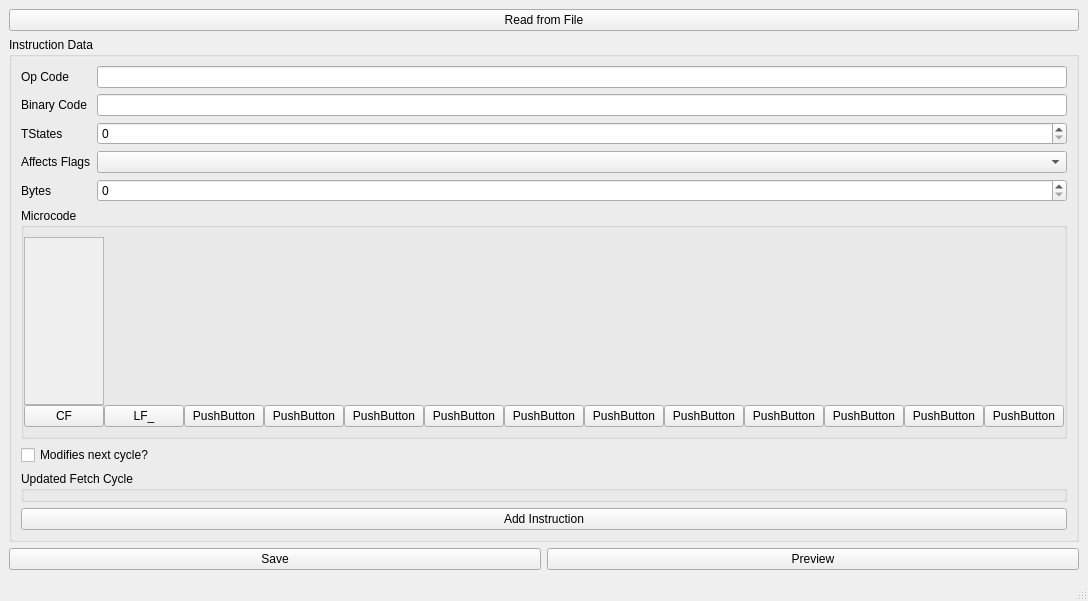
Qt form mainwindow.ui (BryceCallender/SAPMicrocodeGenerator) before a commit.
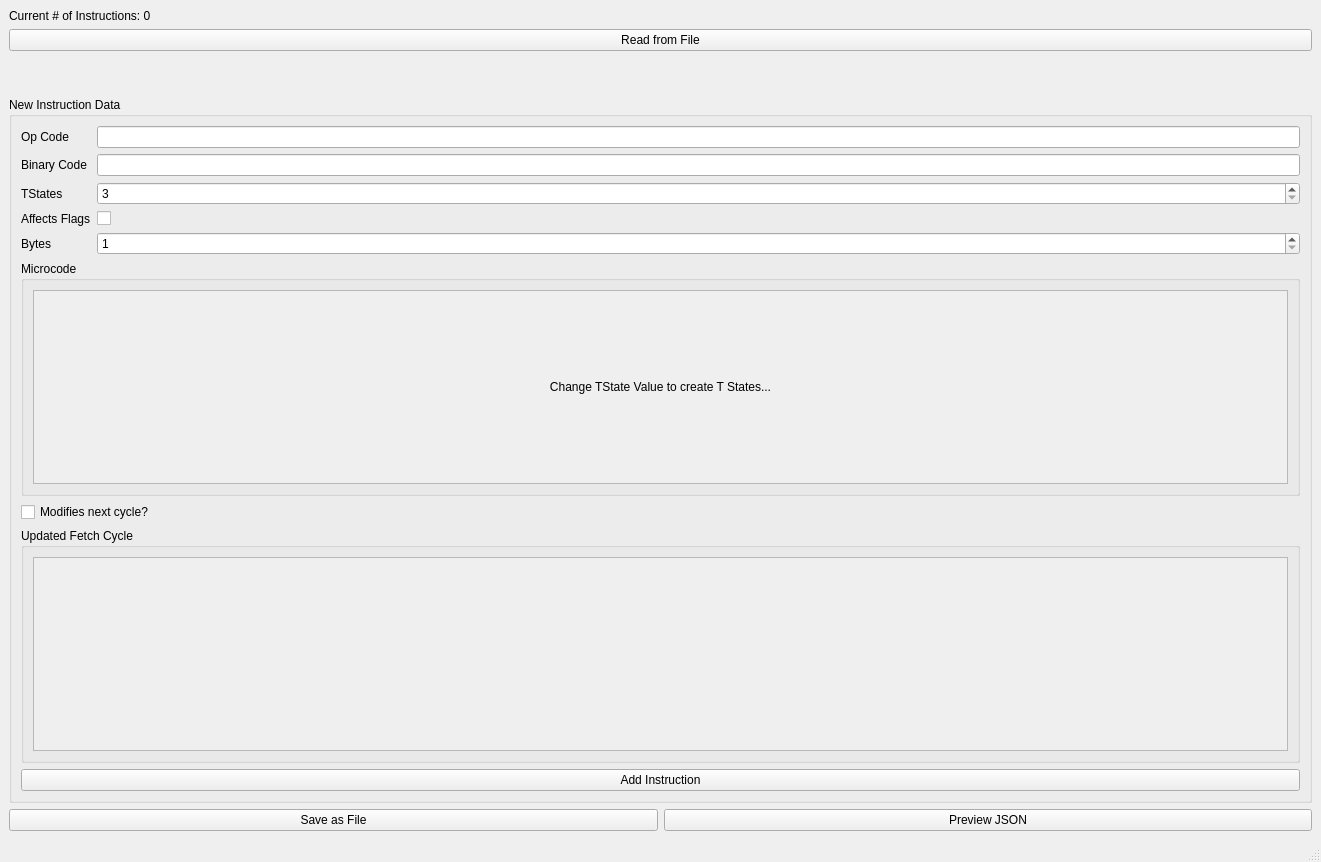
The same form after that commit.

Commit message: Working T State selector and JSON preview wip

```diff
--- a/mainwindow.ui
+++ b/mainwindow.ui
@@ -6,26 +6,63 @@
    <rect>
     <x>0</x>
     <y>0</y>
-    <width>874</width>
-    <height>601</height>
+    <width>1321</width>
+    <height>862</height>
    </rect>
   </property>
   <property name="windowTitle">
    <string>MainWindow</string>
   </property>
   <widget class="QWidget" name="centralwidget">
-   <layout class="QVBoxLayout" name="verticalLayout">
-    <item>
+   <layout class="QGridLayout" name="gridLayout_2">
+    <item row="2" column="0">
+     <spacer name="verticalSpacer">
+      <property name="orientation">
+       <enum>Qt::Vertical</enum>
+      </property>
+      <property name="sizeType">
+       <enum>QSizePolicy::Fixed</enum>
+      </property>
+      <property name="sizeHint" stdset="0">
+       <size>
+        <width>20</width>
+        <height>40</height>
+       </size>
+      </property>
+     </spacer>
+    </item>
+    <item row="4" column="0">
+     <layout class="QHBoxLayout" name="horizontalLayout">
+      <property name="sizeConstraint">
+       <enum>QLayout::SetDefaultConstraint</enum>
+      </property>
+      <item>
+       <widget class="QPushButton" name="save">
+        <property name="text">
+         <string>Save as File</string>
+        </property>
+       </widget>
+      </item>
+      <item>
+       <widget class="QPushButton" name="preview">
+        <property name="text">
+         <string>Preview JSON</string>
+        </property>
+       </widget>
+      </item>
+     </layout>
+    </item>
+    <item row="1" column="0">
      <widget class="QPushButton" name="pushButton_3">
       <property name="text">
        <string>Read from File</string>
       </property>
      </widget>
     </item>
-    <item>
+    <item row="3" column="0">
      <widget class="QGroupBox" name="groupBox">
       <property name="title">
-       <string>Instruction Data</string>
+       <string>New Instruction Data</string>
       </property>
       <property name="flat">
        <bool>false</bool>
@@ -36,6 +73,42 @@
          <property name="sizeConstraint">
           <enum>QLayout::SetMinimumSize</enum>
          </property>
+         <item row="2" column="2">
+          <widget class="QSpinBox" name="tStates">
+           <property name="minimum">
+            <number>3</number>
+           </property>
+           <property name="maximum">
+            <number>20</number>
+           </property>
+           <property name="value">
+            <number>3</number>
+           </property>
+           <property name="displayIntegerBase">
+            <number>10</number>
+           </property>
+          </widget>
+         </item>
+         <item row="4" column="0">
+          <widget class="QLabel" name="label_5">
+           <property name="text">
+            <string>Bytes</string>
+           </property>
+          </widget>
+         </item>
+         <item row="4" column="2">
+          <widget class="QSpinBox" name="byteCount">
+           <property name="suffix">
+            <string/>
+           </property>
+           <property name="minimum">
+            <number>1</number>
+           </property>
+           <property name="maximum">
+            <number>20</number>
+           </property>
+          </widget>
+         </item>
          <item row="0" column="0">
           <widget class="QLabel" name="label">
            <property name="text">
@@ -43,19 +116,9 @@
            </property>
           </widget>
          </item>
-         <item row="0" column="1">
+         <item row="0" column="2">
           <widget class="QLineEdit" name="opCode"/>
          </item>
-         <item row="1" column="0">
-          <widget class="QLabel" name="label_2">
-           <property name="text">
-            <string>Binary Code</string>
-           </property>
-          </widget>
-         </item>
-         <item row="1" column="1">
-          <widget class="QLineEdit" name="binaryCode"/>
-         </item>
          <item row="2" column="0">
           <widget class="QLabel" name="label_3">
            <property name="text">
@@ -63,13 +126,6 @@
            </property>
           </widget>
          </item>
-         <item row="2" column="1">
-          <widget class="QSpinBox" name="tStates">
-           <property name="maximum">
-            <number>20</number>
-           </property>
-          </widget>
-         </item>
          <item row="3" column="0">
           <widget class="QLabel" name="label_4">
            <property name="text">
@@ -77,24 +133,21 @@
            </property>
           </widget>
          </item>
-         <item row="3" column="1">
-          <widget class="QComboBox" name="comboBox"/>
-         </item>
-         <item row="4" column="0">
-          <widget class="QLabel" name="label_5">
+         <item row="1" column="0">
+          <widget class="QLabel" name="label_2">
            <property name="text">
-            <string>Bytes</string>
+            <string>Binary Code</string>
            </property>
           </widget>
          </item>
-         <item row="4" column="1">
-          <widget class="QSpinBox" name="byteCount">
-           <property name="suffix">
+         <item row="1" column="2">
+          <widget class="QLineEdit" name="binaryCode"/>
+         </item>
+         <item row="3" column="2">
+          <widget class="QCheckBox" name="affectsFlags">
+           <property name="text">
             <string/>
            </property>
-           <property name="maximum">
-            <number>20</number>
-           </property>
           </widget>
          </item>
         </layout>
@@ -106,101 +159,17 @@
            <property name="title">
             <string>Microcode</string>
            </property>
-           <layout class="QGridLayout" name="gridLayout_2">
+           <layout class="QVBoxLayout" name="verticalLayout_4">
+            <property name="spacing">
+             <number>0</number>
+            </property>
             <property name="leftMargin">
-             <number>0</number>
+             <number>9</number>
             </property>
             <property name="rightMargin">
-             <number>0</number>
+             <number>9</number>
             </property>
-            <property name="spacing">
-             <number>0</number>
-            </property>
-            <item row="1" column="6">
-             <widget class="QPushButton" name="pushButton_9">
-              <property name="text">
-               <string>PushButton</string>
-              </property>
-             </widget>
-            </item>
-            <item row="1" column="8">
-             <widget class="QPushButton" name="pushButton_11">
-              <property name="text">
-               <string>PushButton</string>
-              </property>
-             </widget>
-            </item>
-            <item row="1" column="12">
-             <widget class="QPushButton" name="pushButton_15">
-              <property name="text">
-               <string>PushButton</string>
-              </property>
-             </widget>
-            </item>
-            <item row="1" column="1">
-             <widget class="QPushButton" name="pushButton_2">
-              <property name="text">
-               <string>LF_</string>
-              </property>
-             </widget>
-            </item>
-            <item row="1" column="3">
-             <widget class="QPushButton" name="pushButton_6">
-              <property name="text">
-               <string>PushButton</string>
-              </property>
-             </widget>
-            </item>
-            <item row="1" column="9">
-             <widget class="QPushButton" name="pushButton_12">
-              <property name="text">
-               <string>PushButton</string>
-              </property>
-             </widget>
-            </item>
-            <item row="1" column="11">
-             <widget class="QPushButton" name="pushButton_14">
-              <property name="text">
-               <string>PushButton</string>
-              </property>
-             </widget>
-            </item>
-            <item row="1" column="7">
-             <widget class="QPushButton" name="pushButton_10">
-              <property name="text">
-               <string>PushButton</string>
-              </property>
-             </widget>
-            </item>
-            <item row="1" column="10">
-             <widget class="QPushButton" name="pushButton_13">
-              <property name="text">
-               <string>PushButton</string>
-              </property>
-             </widget>
-            </item>
-            <item row="1" column="2">
-             <widget class="QPushButton" name="pushButton_5">
-              <property name="text">
-               <string>PushButton</string>
-              </property>
-             </widget>
-            </item>
-            <item row="1" column="4">
-             <widget class="QPushButton" name="pushButton_7">
-              <property name="text">
-               <string>PushButton</string>
-              </property>
-             </widget>
-            </item>
-            <item row="1" column="5">
-             <widget class="QPushButton" name="pushButton_8">
-              <property name="text">
-               <string>PushButton</string>
-              </property>
-             </widget>
-            </item>
-            <item row="0" column="0">
+            <item>
              <widget class="QScrollArea" name="scrollArea">
               <property name="widgetResizable">
                <bool>true</bool>
@@ -210,23 +179,25 @@
                 <rect>
                  <x>0</x>
                  <y>0</y>
-                 <width>62</width>
-                 <height>110</height>
+                 <width>1251</width>
+                 <height>163</height>
                 </rect>
                </property>
+               <layout class="QGridLayout" name="gridLayout_3">
+                <item row="0" column="0">
+                 <widget class="QLabel" name="label_6">
+                  <property name="text">
+                   <string>Change TState Value to create T States...</string>
+                  </property>
+                  <property name="alignment">
+                   <set>Qt::AlignCenter</set>
+                  </property>
+                 </widget>
+                </item>
+               </layout>
               </widget>
              </widget>
             </item>
-            <item row="1" column="0">
-             <widget class="QPushButton" name="pushButton">
-              <property name="text">
-               <string>CF</string>
-              </property>
-              <property name="checkable">
-               <bool>true</bool>
-              </property>
-             </widget>
-            </item>
            </layout>
           </widget>
          </item>
@@ -248,10 +219,30 @@
            <property name="title">
             <string>Updated Fetch Cycle</string>
            </property>
+           <layout class="QVBoxLayout" name="verticalLayout">
+            <item>
+             <widget class="QScrollArea" name="scrollArea_2">
+              <property name="widgetResizable">
+               <bool>true</bool>
+              </property>
+              <widget class="QWidget" name="scrollAreaWidgetContents_2">
+               <property name="geometry">
+                <rect>
+                 <x>0</x>
+                 <y>0</y>
+                 <width>1251</width>
+                 <height>162</height>
+                </rect>
+               </property>
+               <layout class="QGridLayout" name="gridLayout_4"/>
+              </widget>
+             </widget>
+            </item>
+           </layout>
           </widget>
          </item>
          <item>
-          <widget class="QPushButton" name="pushButton_4">
+          <widget class="QPushButton" name="addInstruction">
            <property name="text">
             <string>Add Instruction</string>
            </property>
@@ -262,26 +253,12 @@
       </layout>
      </widget>
     </item>
-    <item>
-     <layout class="QHBoxLayout" name="horizontalLayout">
-      <property name="sizeConstraint">
-       <enum>QLayout::SetDefaultConstraint</enum>
+    <item row="0" column="0">
+     <widget class="QLabel" name="label_7">
+      <property name="text">
+       <string>Current # of Instructions: 0</string>
       </property>
-      <item>
-       <widget class="QPushButton" name="save">
-        <property name="text">
-         <string>Save</string>
-        </property>
-       </widget>
-      </item>
-      <item>
-       <widget class="QPushButton" name="preview">
-        <property name="text">
-         <string>Preview</string>
-        </property>
-       </widget>
-      </item>
-     </layout>
+     </widget>
     </item>
    </layout>
   </widget>
@@ -290,7 +267,7 @@
     <rect>
      <x>0</x>
      <y>0</y>
-     <width>874</width>
+     <width>1321</width>
      <height>22</height>
     </rect>
    </property>
```
The commit also changes 9 other files.
